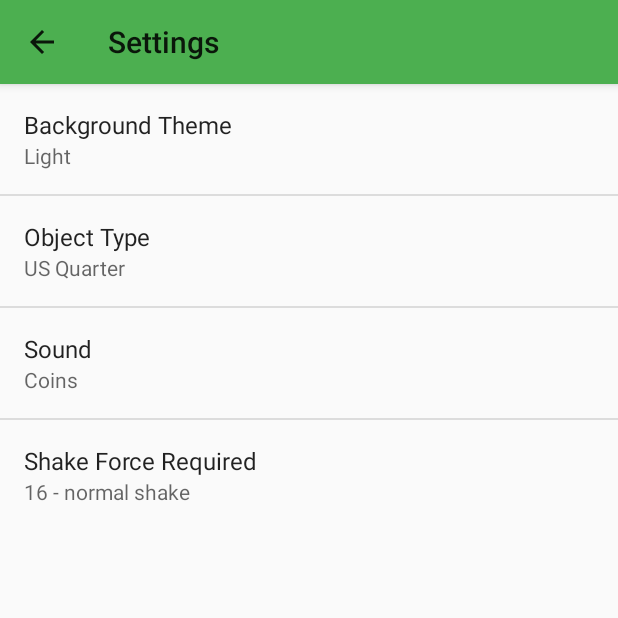
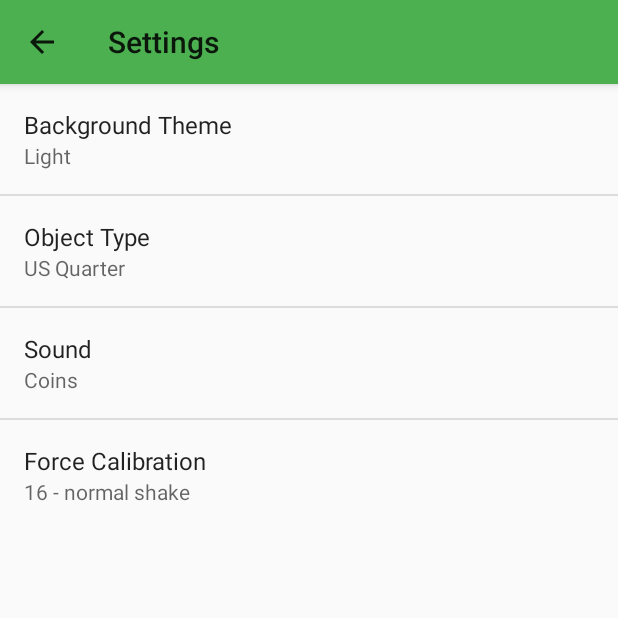
Before and after one commit to daubejb/object-from-phone, an Android app: the screen it shows after launch (SettingsActivity), in the options menu, after a tap on "Settings", on a phone screen of 412 x 824 dp, the top half of it. Run offline under Robolectric (Android 15) with nearby library versions, the phone set to English and light mode, and no system bars.

Commit message:
change title of setting to read Force Calibration

```diff
--- a/Coin Phone Magic/src/main/res/xml/preferences.xml
+++ b/Coin Phone Magic/src/main/res/xml/preferences.xml
@@ -26,9 +26,9 @@
         android:defaultValue="@string/pref_sound_default" />
     <ListPreference
         android:key="pref_shake"
-        android:title="Shake Force Required"
+        android:title="Force Calibration"
         android:summary="16"
-        android:dialogTitle="Shake Force Required"
+        android:dialogTitle="Force Calibration"
         android:entries="@array/pref_shake_entries"
         android:entryValues="@array/pref_shake_values"
         android:defaultValue="16" />
```
